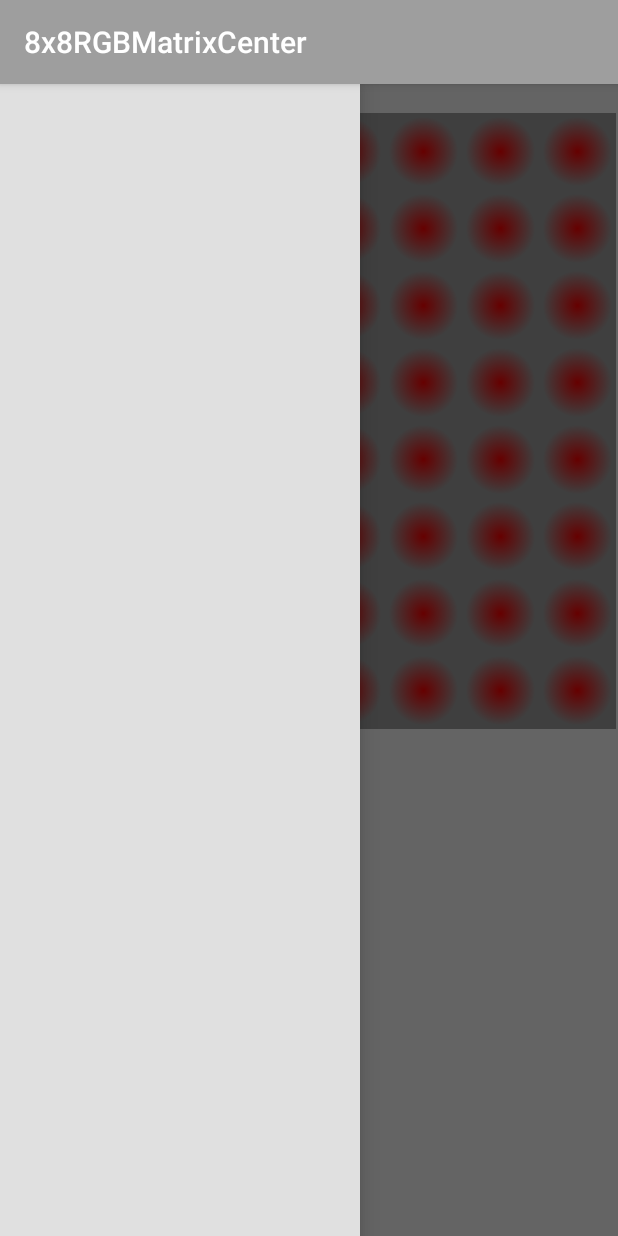
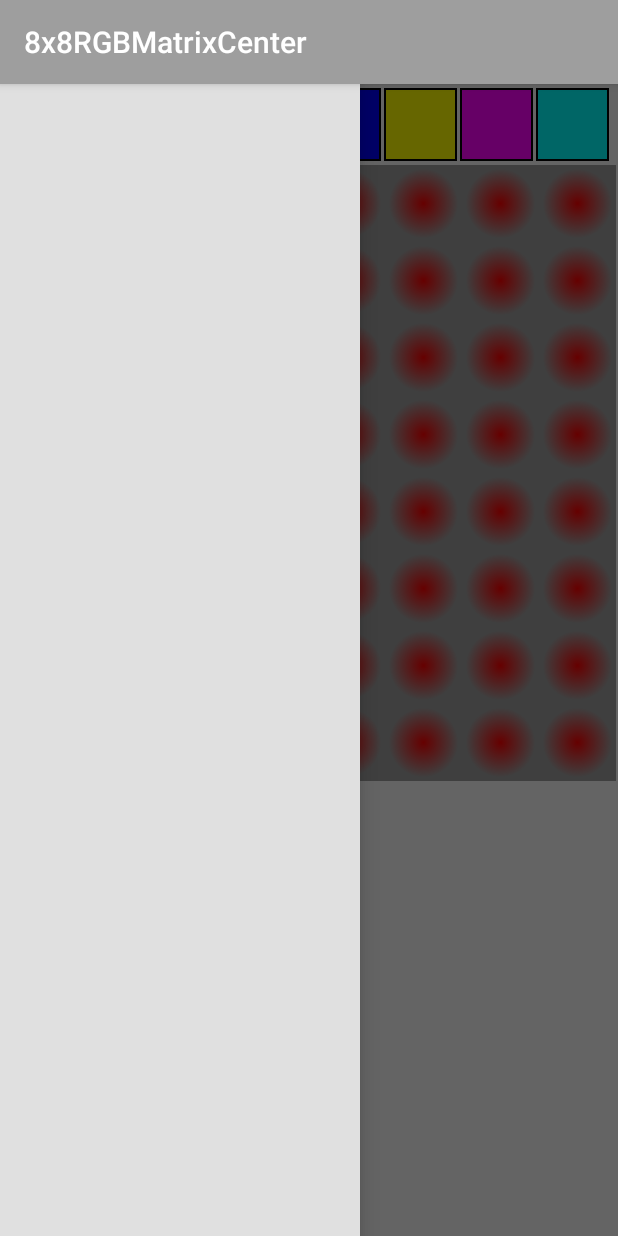
Before and after one commit to iridin/8x8RGBMatrixCenter, an Android app: the fragment MatrixFragment placed in its activity, with the side drawer open, on a phone screen of 412 x 824 dp. Run offline under Robolectric (Android 15) with nearby library versions, the phone set to English and light mode, and no system bars; 2 statements that could not run were skipped.

Commit message:
Adding color palette.

```diff
--- /dev/null
+++ b/app/src/main/java/cz/cuni/mff/a8x8rgbmatrixcenter/ColorSelectionView.java
@@ -0,0 +1,121 @@
+package cz.cuni.mff.a8x8rgbmatrixcenter;
+
+import android.content.Context;
+import android.content.res.TypedArray;
+import android.graphics.Canvas;
+import android.graphics.Color;
+import android.graphics.Paint;
+import android.util.AttributeSet;
+import android.util.DisplayMetrics;
+import android.view.View;
+
+/**
+ * Created by Dominik Skoda on 19.04.2016.
+ */
+public class ColorSelectionView extends View {
+
+    private static final int DEFAULT_COLOR = 0xFF000000;
+    private static final int DEFAULT_COLOR_CNT = 8;
+    private static final int[] DEFAULT_COLORS = new int[] {
+            0xFF000000,
+            0xFFFFFFFF,
+            0xFFFF0000,
+            0xFF00FF00,
+            0xFF0000FF,
+            0xFFFFFF00,
+            0xFFFF00FF,
+            0xFF00FFFF };
+
+    private int[] colors;
+    private int colorMargin;
+    private int defaultColor;
+    private int colorCount;
+
+    public ColorSelectionView(Context context) {
+        super(context);
+
+        colorMargin = 0;
+        defaultColor = 0xFF000000;
+        colorCount = DEFAULT_COLOR_CNT;
+        colors = new int[colorCount];
+
+        setColors();
+    }
+
+    public ColorSelectionView(Context context, AttributeSet attrs) {
+        this(context, attrs, 0);
+    }
+
+    public ColorSelectionView(Context context, AttributeSet attrs, int defStyle) {
+        super(context, attrs, defStyle);
+
+        processAttributes(context, attrs);
+        setColors();
+    }
+
+    private void processAttributes(Context context, AttributeSet attrs) {
+        TypedArray a = context.getTheme().obtainStyledAttributes(
+                attrs, R.styleable.ColorSelectionView, 0, 0);
+
+        try {
+            DisplayMetrics displayMetrics = getContext().getResources().getDisplayMetrics();
+            colorMargin = Math.round(a.getDimension(R.styleable.ColorSelectionView_colorMargin, 0)
+                    * (displayMetrics.xdpi / DisplayMetrics.DENSITY_DEFAULT));
+            defaultColor = a.getColor(R.styleable.ColorSelectionView_defaultColor, Color.WHITE);
+            colorCount = a.getInt(R.styleable.ColorSelectionView_colorCount, DEFAULT_COLOR_CNT);
+        } finally {
+            a.recycle();
+        }
+
+        colors = new int[colorCount];
+    }
+
+    private void setColors(){
+        for(int i = 0; i < colorCount; i++){
+            // TODO: load saved palette
+            if(DEFAULT_COLORS.length > i){
+                colors[i] = DEFAULT_COLORS[i];
+            } else {
+                colors[i] = DEFAULT_COLOR;
+            }
+        }
+    }
+
+    @Override
+    protected void onMeasure(int widthMeasureSpec, int heightMeasureSpec) {
+        if(colorCount <= 0){
+            setMeasuredDimension(0, 0);
+            return;
+        }
+
+        int colorSize = (widthMeasureSpec - (colorCount + 1) * colorMargin) / colorCount;
+        int height = 2*colorMargin + colorSize;
+        setMeasuredDimension(widthMeasureSpec, (int) Math.ceil(height));
+    }
+
+    @Override
+    protected void onDraw(Canvas canvas) {
+        super.onDraw(canvas);
+
+        Paint borderPaint = new Paint();
+        borderPaint.setColor(Color.BLACK);
+        borderPaint.setStyle(Paint.Style.STROKE);
+        borderPaint.setStrokeWidth(2);
+
+        final int colorSize = (canvas.getWidth() - (colorCount + 1) * colorMargin) / colorCount;
+
+        final int top = colorMargin;
+        final int bottom = colorMargin + colorSize;
+        for(int i = 0; i < colorCount; i++){
+            final int left = (i+1)*colorMargin + i*colorSize;
+            final int right = (i+1)*colorMargin + (i+1)*colorSize;
+
+            Paint colorPaint = new Paint();
+            colorPaint.setColor(colors[i]);
+            colorPaint.setStyle(Paint.Style.FILL);
+
+            canvas.drawRect(left, top, right, bottom, colorPaint);
+            canvas.drawRect(left, top, right, bottom, borderPaint);
+        }
+    }
+}
--- a/app/src/main/java/cz/cuni/mff/a8x8rgbmatrixcenter/MatrixFragment.java
+++ b/app/src/main/java/cz/cuni/mff/a8x8rgbmatrixcenter/MatrixFragment.java
@@ -20,6 +20,7 @@ public class MatrixFragment extends Fragment {
     @Override
     public View onCreateView(LayoutInflater inflater, ViewGroup container,
                              Bundle savedInstanceState) {
+        super.onCreateView(inflater, container, savedInstanceState);
         View rootView = inflater.inflate(R.layout.matrix_layout, container, false);
 
         // Initialize LED matrix
--- a/app/src/main/res/values/attrs.xml
+++ b/app/src/main/res/values/attrs.xml
@@ -4,4 +4,10 @@
         <attr name="ledMargin" format="dimension" />
         <attr name="ledBackground" format="color" />
     </declare-styleable>
+
+    <declare-styleable name="ColorSelectionView">
+        <attr name="colorMargin" format="dimension" />
+        <attr name="defaultColor" format="color" />
+        <attr name="colorCount" format="integer" />
+    </declare-styleable>
 </resources>
```
Also changed, not shown: app/src/main/res/layout/matrix_layout.xml (+10 -5 lines).
